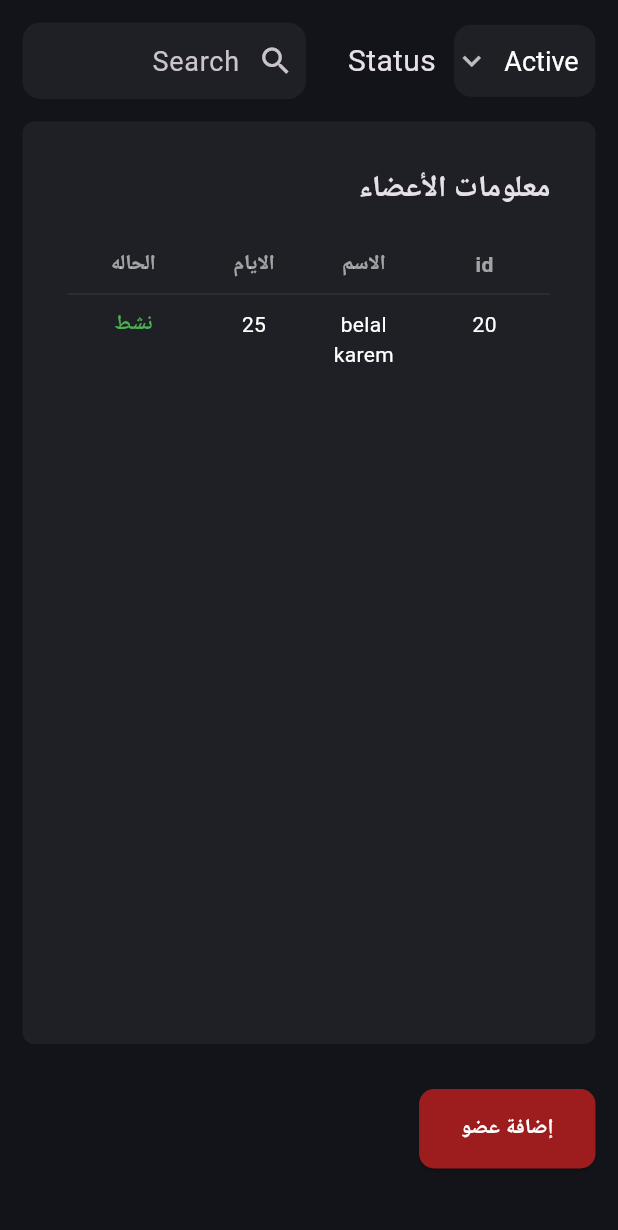
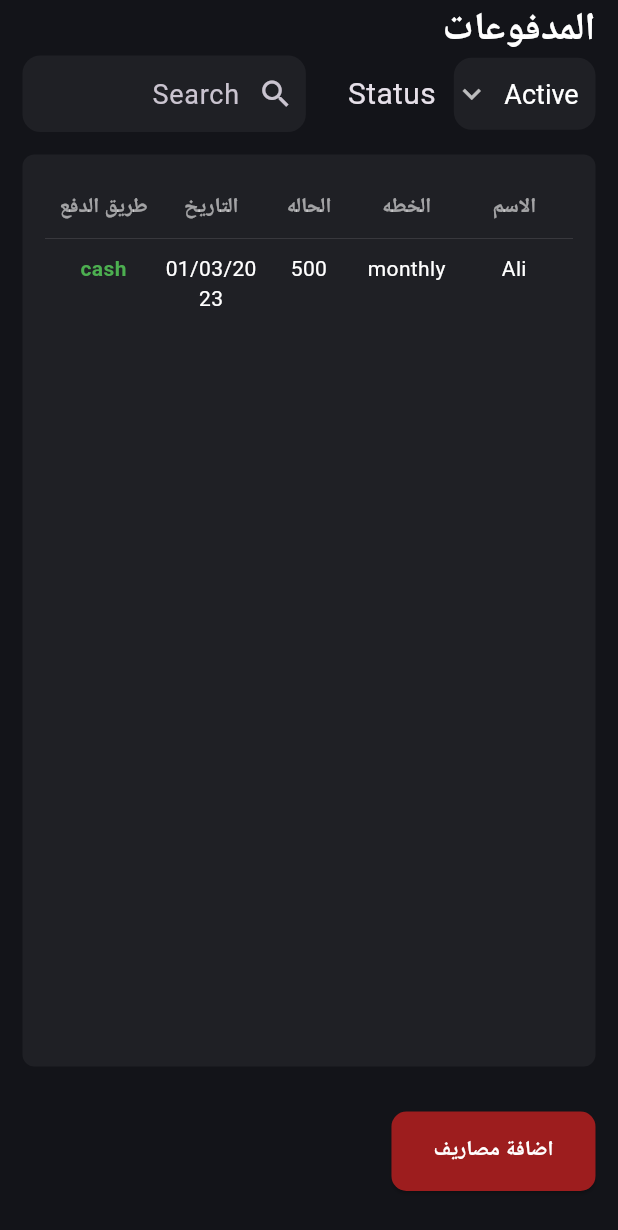
Before and after one commit to Belal-Karem/gym_dashboard, a Flutter app: the MemberBody widget shown alone on an empty page, opened directly, on a phone screen of 412 x 824 dp. Shown: the top 1230 px of the screen. Run offline on Flutter 3.47's test engine with Material 3 defaults, Android fonts, the phone set to English and light mode, and no system bars; our stand-ins replace fl_chart, font_awesome_flutter, go_router; missing offline and left inert: window_size.

Commit message:
creat text field add member

```diff
--- a/lib/features/members/presentation/view/widget/member_body.dart
+++ b/lib/features/members/presentation/view/widget/member_body.dart
@@ -1,7 +1,11 @@
 import 'package:flutter/material.dart';
+import 'package:power_gym/core/helper/table_helper.dart';
+import 'package:power_gym/core/utils/app_style.dart';
 import 'package:power_gym/core/widget/custom_container_statistics.dart';
 import 'package:power_gym/core/widget/elevated_button_widget.dart';
+import 'package:power_gym/core/widget/table_cell_widget.dart';
 import 'package:power_gym/features/members/presentation/view/widget/recent_member.dart';
+import 'package:power_gym/features/members/presentation/view/widget/text_field_add_member.dart';
 import 'package:power_gym/features/members/presentation/view/widget/top_section_of_members.dart';
 
 class MemberBody extends StatelessWidget {
@@ -10,19 +14,54 @@ class MemberBody extends StatelessWidget {
   @override
   Widget build(BuildContext context) {
     return Padding(
-      padding: const EdgeInsets.all(15),
+      padding: const EdgeInsets.symmetric(horizontal: 15),
       child: Column(
+        crossAxisAlignment: CrossAxisAlignment.start,
         children: [
+          Text('المدفوعات', style: AppStyle.stylebold26),
           TopSectionOfMembers(),
           SizedBox(height: 15),
           Expanded(
             child: CustomContainerStatistics(
               padding: 0,
-              child: Expanded(
-                child: Column(
+              child: SingleChildScrollView(
+                child: Table(
+                  border: TableBorder(
+                    horizontalInside: BorderSide(
+                      color: Colors.white.withOpacity(0.15),
+                      width: 0.5,
+                    ),
+                  ),
+                  columnWidths: const {
+                    0: FlexColumnWidth(1.2),
+                    1: FlexColumnWidth(1),
+                    2: FlexColumnWidth(1),
+                    3: FlexColumnWidth(1),
+                    4: FlexColumnWidth(1.2),
+                  },
                   children: [
-                    Expanded(
-                      child: Row(children: [Expanded(child: RecentMember())]),
+                    TableHelper.buildHeaderRow([
+                      TableHeaderCellWidget('الاسم'),
+                      TableHeaderCellWidget('الخطه'),
+                      TableHeaderCellWidget('الحاله'),
+                      TableHeaderCellWidget('التاريخ'),
+                      TableHeaderCellWidget('طريق الدفع'),
+                    ]),
+
+                    TableHelper.buildDataRow(
+                      cells: [
+                        TableCellWidget('Ali'),
+                        TableCellWidget('monthly'),
+                        TableCellWidget('500'),
+                        TableCellWidget('01/03/2023'),
+                        TableCellWidget(
+                          'cash',
+                          style: const TextStyle(
+                            color: Colors.green,
+                            fontWeight: FontWeight.bold,
+                          ),
+                        ),
+                      ],
                     ),
                   ],
                 ),
@@ -30,10 +69,37 @@ class MemberBody extends StatelessWidget {
             ),
           ),
           const SizedBox(height: 30),
-          ElevatedButtonWidget(text: 'إضافة عضو', onPressed: () {}),
+          ElevatedButtonWidget(
+            text: 'اضافة مصاريف',
+            onPressed: () {
+              showDialog(
+                context: context,
+                builder: (context) {
+                  return Dialog(child: AddMember());
+                },
+              );
+            },
+          ),
           const SizedBox(height: 30),
         ],
       ),
     );
   }
 }
+
+class AddMember extends StatelessWidget {
+  const AddMember({super.key});
+
+  @override
+  Widget build(BuildContext context) {
+    return CustomContainerStatistics(
+      child: Column(
+        crossAxisAlignment: CrossAxisAlignment.start,
+        children: [
+          Text('Name', style: AppStyle.style20W500),
+          TextFieldAddMember(hintText: 'Name'),
+        ],
+      ),
+    );
+  }
+}
```
Also changed, not shown: lib/features/members/presentation/view/widget/text_field_add_member.dart (added, +26 -0 lines).
